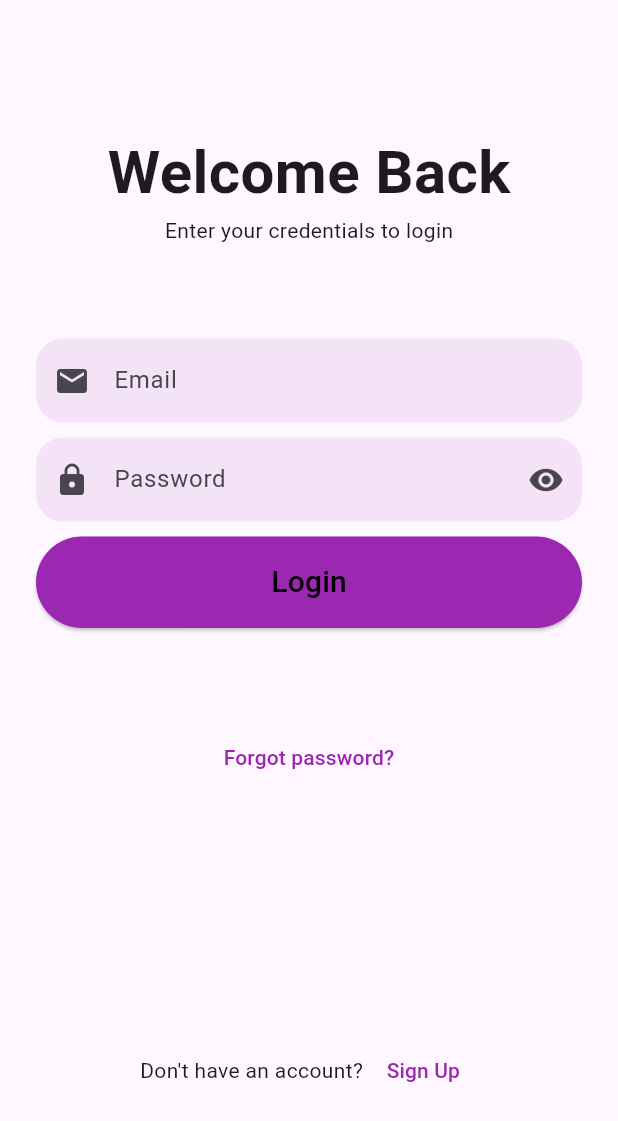
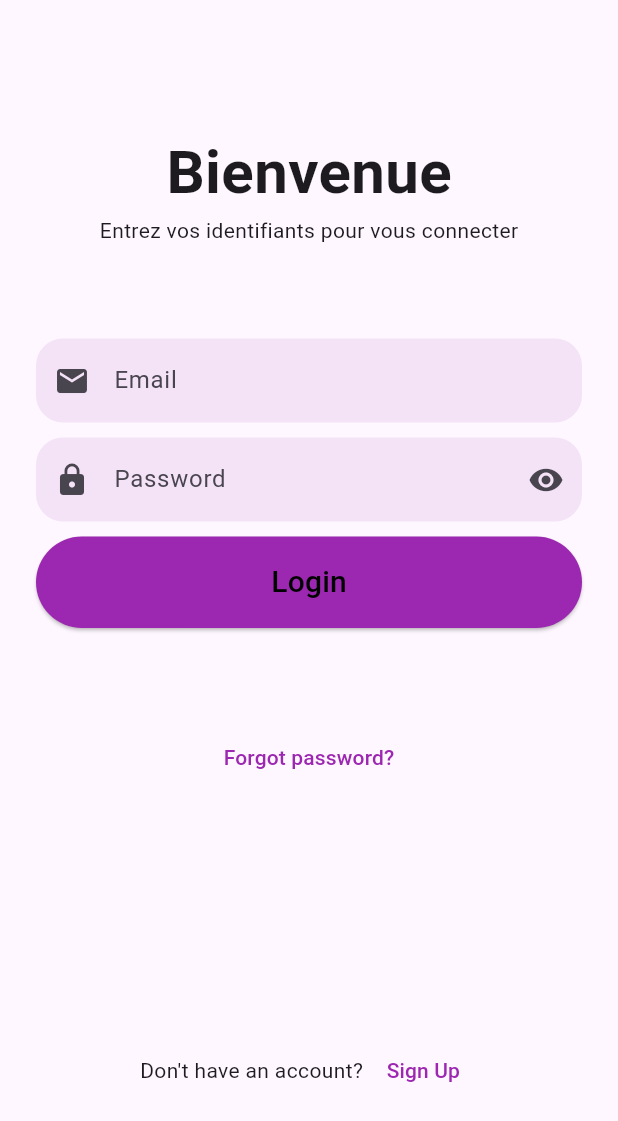
Before and after one commit to karrassi-dev/flutter_Gestion_de_parc_informatique, a Flutter app: the screen it shows after launch, on a phone screen of 412 x 824 dp. Shown: the top 1121 px of the screen. Run offline on Flutter 3.47's test engine with Material 3 defaults, Android fonts, the phone set to English and light mode, and no system bars; our stand-ins replace badges, cloud_firestore, firebase_auth, firebase_core; accounts and stored records are empty.

Commit message:
check if logged in...

```diff
--- a/lib/Admin.dart
+++ b/lib/Admin.dart
@@ -23,10 +23,11 @@ class _AdminState extends State<Admin> {
     _fetchUnreadNotificationsCount();
   }
 
+
   Future<void> _fetchUnreadNotificationsCount() async {
     final snapshot = await FirebaseFirestore.instance
         .collection('equipment_requests')
-        .where('isRead', isEqualTo: false) // Assuming you add this field for request notifications
+        .where('isRead', isEqualTo: false)
         .get();
 
     setState(() {
@@ -46,12 +47,15 @@ class _AdminState extends State<Admin> {
         ),
         backgroundColor: Colors.deepPurple,
         actions: [
+
           StreamBuilder<QuerySnapshot>(
             stream: FirebaseFirestore.instance
                 .collection('equipment_requests')
                 .where('isRead', isEqualTo: false)
                 .snapshots(),
             builder: (context, snapshot) {
+
+
               int unreadCount = snapshot.hasData ? snapshot.data!.docs.length : 0;
 
               return IconButton(
--- a/lib/Employe.dart
+++ b/lib/Employe.dart
@@ -106,7 +106,8 @@ class Employe extends StatelessWidget {
       'equipmentId': equipment.id,
       'equipmentName': equipment['name'],
       'requester': userEmail,
-      'status': 'Pending', // Set initial status
+      'status': 'Pending',
+      'isRead': false,
       'timestamp': FieldValue.serverTimestamp(),
     });
 
@@ -114,7 +115,7 @@ class Employe extends StatelessWidget {
   }
 
   Future<void> _sendNotificationToAdmin(String equipmentName) async {
-    // Implement FCM push notification logic here
+
   }
 
   Future<void> _logout(BuildContext context) async {
--- a/lib/employe_actions/EmployeRequestPage.dart
+++ b/lib/employe_actions/EmployeRequestPage.dart
@@ -15,7 +15,7 @@ class EmployRequestsPage extends StatelessWidget {
       body: StreamBuilder<QuerySnapshot>(
         stream: FirebaseFirestore.instance
             .collection('equipment_requests')
-            .where('requester', isEqualTo: userEmail) // Filter by current user email
+            .where('requester', isEqualTo: userEmail)
             .snapshots(),
         builder: (context, snapshot) {
           if (snapshot.connectionState == ConnectionState.waiting) {
--- a/lib/employe_actions/Home.dart
+++ b/lib/employe_actions/Home.dart
@@ -30,7 +30,7 @@ class Home extends StatelessWidget {
               return EquipmentCard(
                 equipment: equipment,
                 onRequestPressed: () {
-                  // Handle equipment request logic
+
                   _showRequestDialog(context, equipment);
                 },
               );
@@ -55,7 +55,7 @@ class Home extends StatelessWidget {
             ),
             ElevatedButton(
               onPressed: () {
-                // Logic to handle equipment request
+
                 ScaffoldMessenger.of(context).showSnackBar(
                   const SnackBar(content: Text("Request submitted!")),
                 );
--- a/lib/login.dart
+++ b/lib/login.dart
@@ -47,10 +47,10 @@ class _LoginPageState extends State<LoginPage> {
     return const Column(
       children: [
         Text(
-          "Welcome Back",
+          "Bienvenue",
           style: TextStyle(fontSize: 40, fontWeight: FontWeight.bold),
         ),
-        Text("Enter your credentials to login"),
+        Text("Entrez vos identifiants pour vous connecter"),
       ],
     );
   }
--- a/lib/main.dart
+++ b/lib/main.dart
@@ -1,11 +1,18 @@
 import 'package:firebase_core/firebase_core.dart';
 import 'package:flutter/material.dart';
+import 'package:firebase_auth/firebase_auth.dart';
+import 'package:cloud_firestore/cloud_firestore.dart';
 
 import 'login.dart';
+import 'Admin.dart';
+import 'Employe.dart';
 
 Future<void> main() async {
   WidgetsFlutterBinding.ensureInitialized();
   await Firebase.initializeApp();
+
+
+
   runApp(MyApp());
 }
 
@@ -22,7 +29,46 @@ class _MyAppState extends State<MyApp> {
       theme: ThemeData(
         primaryColor: Colors.blue[900],
       ),
-      home: LoginPage(),
+      home: _handleAuthState(),
     );
   }
+
+
+  Widget _handleAuthState() {
+    User? user = FirebaseAuth.instance.currentUser;
+
+    if (user != null) {
+
+      return FutureBuilder<DocumentSnapshot>(
+        future: FirebaseFirestore.instance
+            .collection('users')
+            .doc(user.uid)
+            .get(),
+        builder: (context, snapshot) {
+          if (snapshot.connectionState == ConnectionState.waiting) {
+            return const Center(child: CircularProgressIndicator());
+          }
+          if (snapshot.hasError) {
+            return const Center(child: Text("Error loading user data"));
+          }
+          if (snapshot.hasData) {
+
+            String? role = snapshot.data!.get('role');
+
+            if (role == 'Admin') {
+              return Admin();
+            } else if (role == 'employe') {
+              return Employe();
+            } else {
+              //return const Center(child: Text("Unknown role")); admin
+            }
+          }
+          return LoginPage();
+        },
+      );
+    } else {
+
+      return LoginPage();
+    }
+  }
 }
```
Also changed, not shown: lib/admincrud/RegisterEquipment.dart (+4 -6 lines), lib/employe_actions/RequestsPage.dart (+41 -18 lines).
